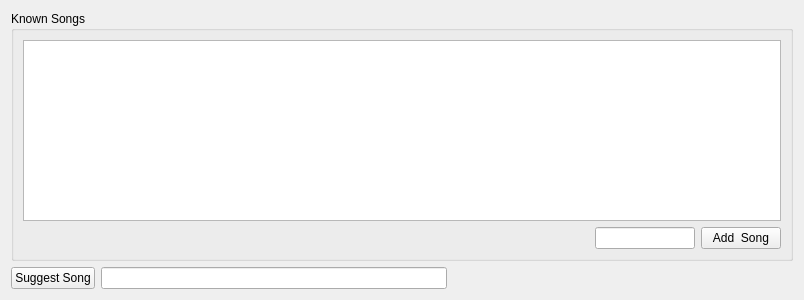
Before: the Qt Designer form guitartools/songs.ui in ispielman/guitartools, drawn with Qt 5.
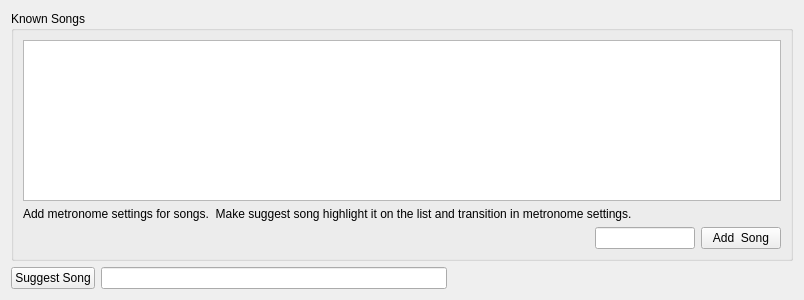
After: the same form once the commit is applied. Custom widgets are drawn as their Qt base class.

What changed in the file:
```diff
--- a/guitartools/songs.ui
+++ b/guitartools/songs.ui
@@ -39,6 +39,13 @@
         </property>
        </widget>
       </item>
+      <item>
+       <widget class="QLabel" name="label">
+        <property name="text">
+         <string>Add metronome settings for songs.  Make suggest song highlight it on the list and transition in metronome settings.</string>
+        </property>
+       </widget>
+      </item>
       <item>
        <layout class="QHBoxLayout" name="horizontalLayout_3">
         <item>
```
